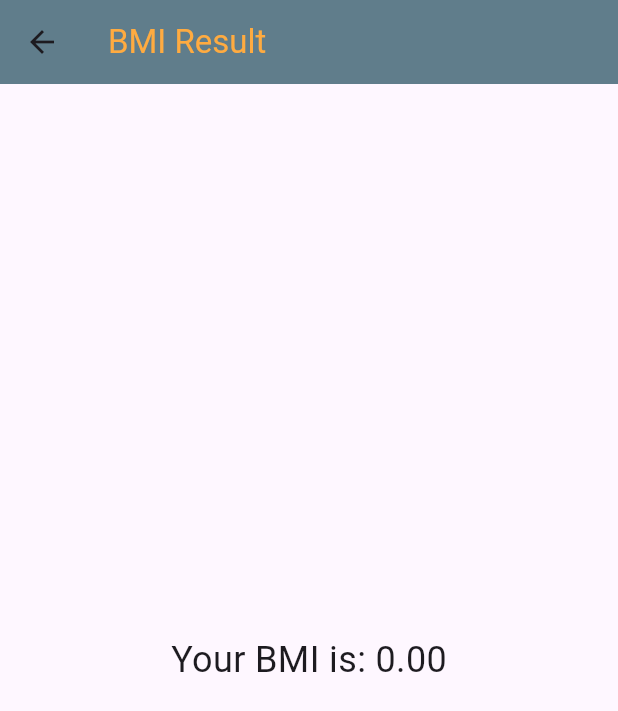
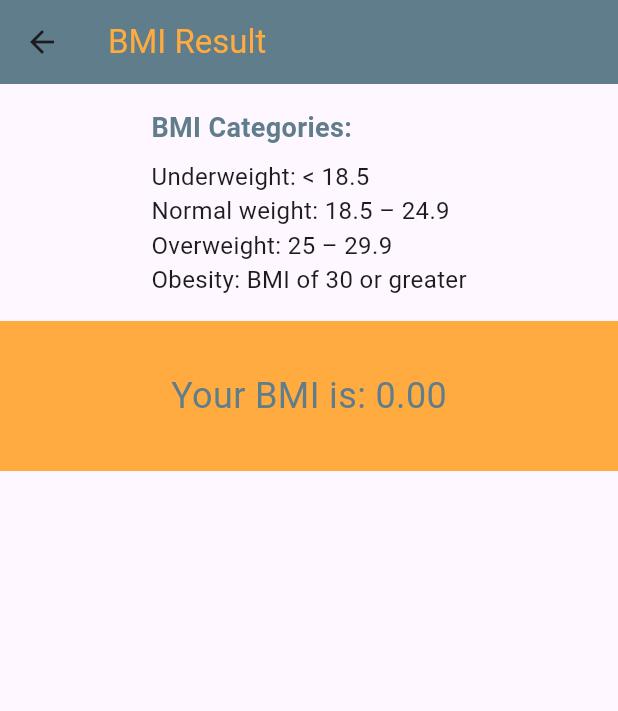
Before and after one commit to 99JFGIT/Flutter_bmi_calculator_assignment5, a Flutter app: the ResultPage screen opened directly with empty values, on a phone screen of 412 x 824 dp. Shown: the top 711 px of the screen. Run offline on Flutter 3.47's test engine with Material 3 defaults, Android fonts, the phone set to English and light mode, and no system bars; our stand-ins replace google_fonts.

Commit message:
2nd update

```diff
--- a/lib/home_page.dart
+++ b/lib/home_page.dart
@@ -45,7 +45,7 @@ class _HomePageState extends State<HomePage> {
               child: Container(
                 child: Column(
                   children: [
-                    Text("Body mass index (BMI) is a measure of body fat based on height and weight that applies to adult men and women.",),
+                    Text("Body mass index (BMI) is a measure of body fat based on height and weight that applies to adult men and women." ,style: TextStyle(fontWeight: FontWeight.bold),),
                     Text("Step-1: Enter your weight and height",),
                     Text("Step-2: Select 'Calculate BMI' and your BMI will appear.",),
                   ],
--- a/lib/result_page.dart
+++ b/lib/result_page.dart
@@ -1,5 +1,4 @@
 import 'package:flutter/material.dart';
-
 
 class ResultPage extends StatelessWidget {
   final double bmi;
@@ -11,13 +10,54 @@ class ResultPage extends StatelessWidget {
     return Scaffold(
       appBar: AppBar(
         backgroundColor: Colors.blueGrey,
-        title: Text('BMI Result', style: TextStyle(
-            color: Colors.orangeAccent.shade200),),
+        title: Text(
+          'BMI Result',
+          style: TextStyle(color: Colors.orangeAccent.shade200),
+        ),
       ),
       body: Center(
-        child: Text(
-          'Your BMI is: ${bmi.toStringAsFixed(2)}',
-          style: TextStyle(fontSize: 24),
+        child: Column(
+          children: [
+            // BMI Categories List
+            Padding(
+              padding: const EdgeInsets.all(16.0),
+              child: Column(
+                crossAxisAlignment: CrossAxisAlignment.start,
+                children: [
+                  Text('BMI Categories:',
+                      style: TextStyle(
+                          fontSize: 18,
+                          fontWeight: FontWeight.bold,
+                          color: Colors.blueGrey)),
+                  SizedBox(height: 8),
+                  Text('Underweight: < 18.5',
+                      style: TextStyle(fontSize: 16)),
+                  Text('Normal weight: 18.5 – 24.9',
+                      style: TextStyle(fontSize: 16)),
+                  Text('Overweight: 25 – 29.9',
+                      style: TextStyle(fontSize: 16)),
+                  Text('Obesity: BMI of 30 or greater',
+                      style: TextStyle(fontSize: 16)),
+                ],
+              ),
+            ),
+
+            // Container for BMI result
+            Container(
+              height: 100,
+              width: MediaQuery.of(context).size.width,
+              color: Colors.orangeAccent.shade200,
+              child: Center(
+                child: Text(
+                  'Your BMI is: ${bmi.toStringAsFixed(2)}',
+                  style: TextStyle(
+                    fontSize: 24,
+                    color: Colors.blueGrey,
+                  ),
+                ),
+              ),
+            ),
+          ],
         ),
       ),
     );
```
Also changed, not shown: assets/images/ss_home_page.png (added), assets/images/ss_result.png (added), assets/images/ss_splash_screen.png (added), 2 other files.
